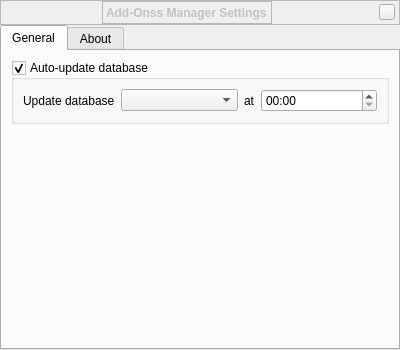
The window that src/gui/addonSettingsDialog.ui (Stellarium/stellarium) describes before a commit, drawn with Qt 5.
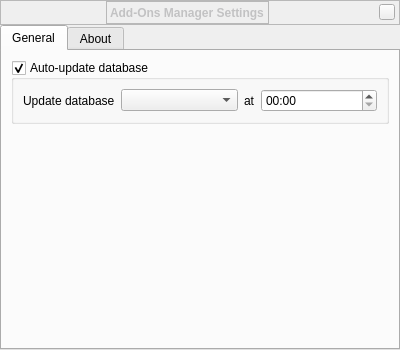
The same window after the commit. Custom widgets are drawn as their Qt base class.

Diff of the .ui file:
```diff
--- a/src/gui/addonSettingsDialog.ui
+++ b/src/gui/addonSettingsDialog.ui
@@ -170,7 +170,7 @@
          <number>0</number>
         </property>
         <property name="text">
-         <string>Add-Onss Manager Settings</string>
+         <string>Add-Ons Manager Settings</string>
         </property>
         <property name="indent">
          <number>-1</number>
```
